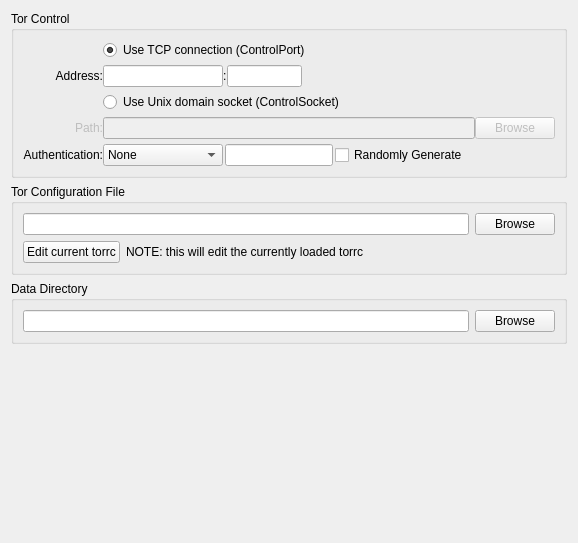
Before: the Qt Designer form src/vidalia/config/AdvancedPage.ui in a-ilin/vidalia, drawn with Qt 5.
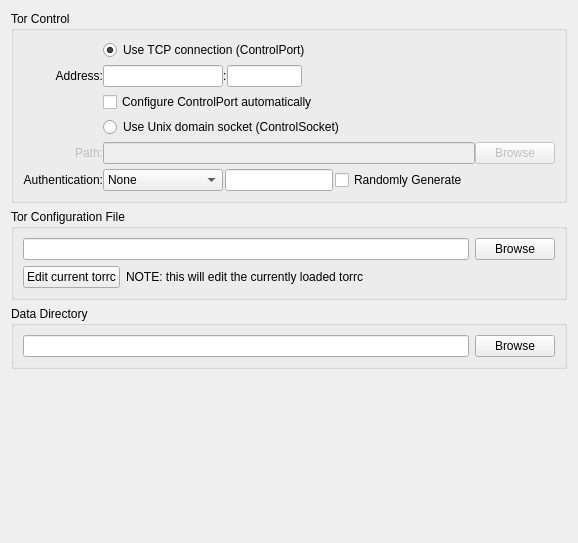
After: the same form once the commit is applied.

Commit message: Add an autoconfiguration for ControlPort

Diff of the .ui file:
```diff
--- a/src/vidalia/config/AdvancedPage.ui
+++ b/src/vidalia/config/AdvancedPage.ui
@@ -37,7 +37,7 @@
         <property name="verticalSpacing">
          <number>5</number>
         </property>
-        <item row="5" column="0">
+        <item row="6" column="0">
          <widget class="QLabel" name="lblAuth">
           <property name="text">
            <string>Authentication:</string>
@@ -57,7 +57,7 @@
           </property>
          </widget>
         </item>
-        <item row="5" column="2" colspan="3">
+        <item row="6" column="2" colspan="3">
          <layout class="QHBoxLayout">
           <property name="spacing">
            <number>2</number>
@@ -197,7 +197,7 @@
           </property>
          </widget>
         </item>
-        <item row="4" column="0">
+        <item row="5" column="0">
          <widget class="QLabel" name="lblPath">
           <property name="enabled">
            <bool>false</bool>
@@ -210,14 +210,14 @@
           </property>
          </widget>
         </item>
-        <item row="4" column="1" colspan="2">
+        <item row="5" column="1" colspan="2">
          <widget class="QLineEdit" name="lineSocketPath">
           <property name="enabled">
            <bool>false</bool>
           </property>
          </widget>
         </item>
-        <item row="3" column="2">
+        <item row="4" column="2">
          <widget class="QRadioButton" name="rdoControlSocket">
           <property name="sizePolicy">
            <sizepolicy hsizetype="Minimum" vsizetype="Maximum">
@@ -230,7 +230,7 @@
           </property>
          </widget>
         </item>
-        <item row="4" column="3">
+        <item row="5" column="3">
          <widget class="QPushButton" name="btnBrowseSocketPath">
           <property name="enabled">
            <bool>false</bool>
@@ -240,6 +240,13 @@
           </property>
          </widget>
         </item>
+        <item row="3" column="2">
+         <widget class="QCheckBox" name="chkAuto">
+          <property name="text">
+           <string>Configure ControlPort automatically</string>
+          </property>
+         </widget>
+        </item>
        </layout>
       </item>
      </layout>
```
The commit also changes 5 other files.
